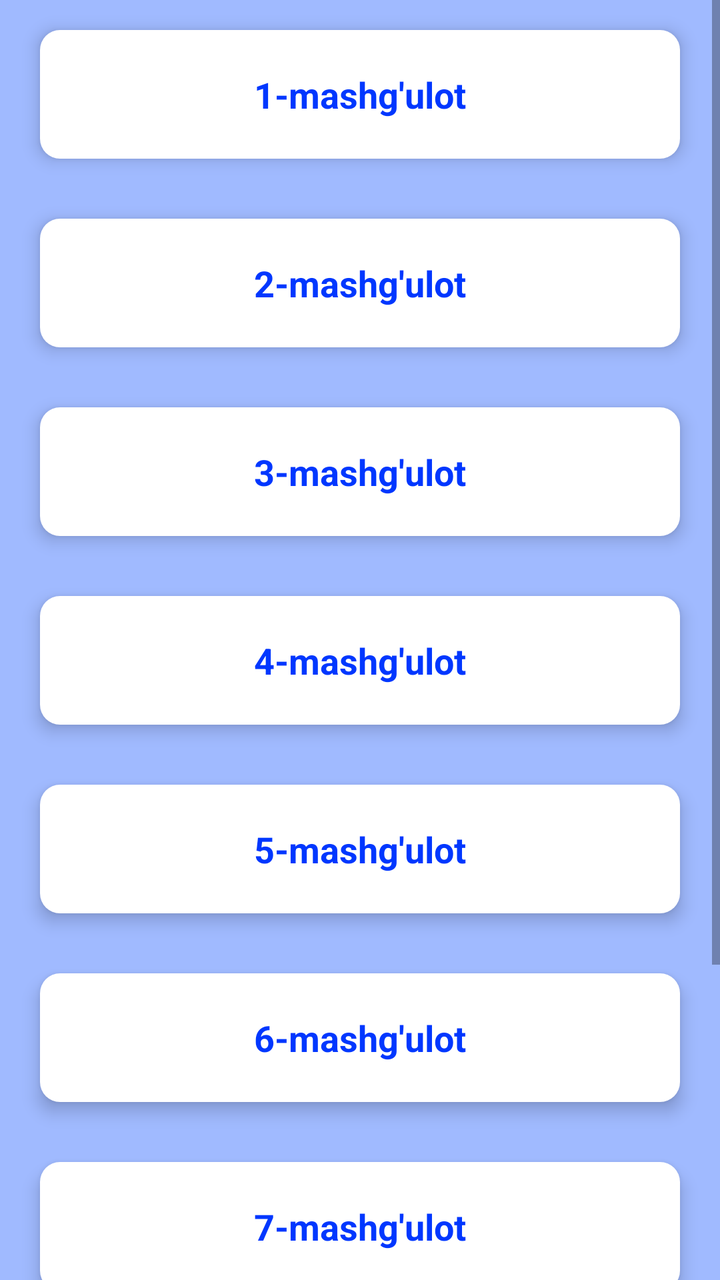
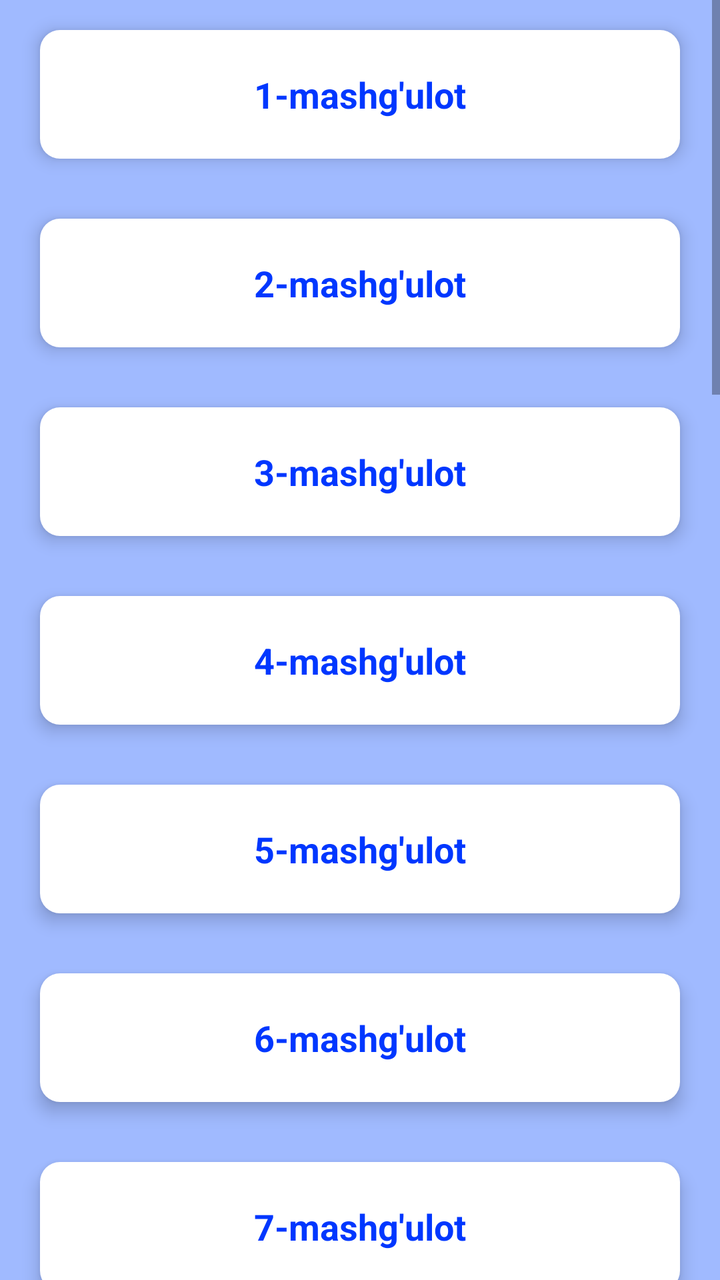

Compare the two renders of this Android layout. The source of the first and the diff that turns it into the second are given below.
<!-- AndroidManifest.xml: application theme Theme.QurilishdaAT -->
<!-- res/layout/activity_amaliy_list.xml -->
<?xml version="1.0" encoding="utf-8"?>
<ScrollView
    xmlns:android="http://schemas.android.com/apk/res/android"
    android:id="@+id/main"
    android:layout_width="match_parent"
    android:layout_height="match_parent"
    android:background="#A0BAFF"
    >
    <LinearLayout
        android:layout_width="match_parent"
        android:layout_height="wrap_content"
        android:orientation="vertical"
        >
        <LinearLayout
            android:id="@+id/mashgulot1"
            android:background="@drawable/borderradiuswhite"
            android:layout_width="match_parent"
            android:layout_height="wrap_content"
            android:layout_marginHorizontal="20dp"
            android:layout_marginVertical="15dp"
            android:padding="20dp"
            android:orientation="vertical"
            android:elevation="5dp"
            >
            <TextView
                android:layout_width="match_parent"
                android:layout_height="wrap_content"
                android:text="1-mashg'ulot"
                android:textColor="#0037FF"
                android:textSize="18sp"
                android:textStyle="bold"
                android:textAlignment="center"
                />
        </LinearLayout>
        <LinearLayout
            android:id="@+id/mashgulot2"
            android:background="@drawable/borderradiuswhite"
            android:layout_width="match_parent"
            android:layout_height="wrap_content"
            android:layout_marginHorizontal="20dp"
            android:layout_marginVertical="15dp"
            android:padding="20dp"
            android:orientation="vertical"
            android:elevation="5dp"
            >
            <TextView
                android:layout_width="match_parent"
                android:layout_height="wrap_content"
                android:text="2-mashg'ulot"
                android:textColor="#0037FF"
                android:textSize="18sp"
                android:textStyle="bold"
                android:textAlignment="center"
                />
        </LinearLayout>
        <LinearLayout
            android:id="@+id/mashgulot3"
            android:background="@drawable/borderradiuswhite"
            android:layout_width="match_parent"
            android:layout_height="wrap_content"
            android:layout_marginHorizontal="20dp"
            android:layout_marginVertical="15dp"
            android:padding="20dp"
            android:orientation="vertical"
            android:elevation="5dp"
            >
            <TextView
                android:layout_width="match_parent"
                android:layout_height="wrap_content"
                android:text="3-mashg'ulot"
                android:textColor="#0037FF"
                android:textSize="18sp"
                android:textStyle="bold"
                android:textAlignment="center"
                />
        </LinearLayout>
        <LinearLayout
            android:id="@+id/mashgulot4"
            android:background="@drawable/borderradiuswhite"
            android:layout_width="match_parent"
            android:layout_height="wrap_content"
            android:layout_marginHorizontal="20dp"
            android:layout_marginVertical="15dp"
            android:padding="20dp"
            android:orientation="vertical"
            android:elevation="5dp"
            >
            <TextView
                android:layout_width="match_parent"
                android:layout_height="wrap_content"
                android:text="4-mashg'ulot"
                android:textColor="#0037FF"
                android:textSize="18sp"
                android:textStyle="bold"
                android:textAlignment="center"
                />
        </LinearLayout>
        <LinearLayout
            android:id="@+id/mashgulot5"
            android:background="@drawable/borderradiuswhite"
            android:layout_width="match_parent"
            android:layout_height="wrap_content"
            android:layout_marginHorizontal="20dp"
            android:layout_marginVertical="15dp"
            android:padding="20dp"
            android:orientation="vertical"
            android:elevation="5dp"
            >
            <TextView
                android:layout_width="match_parent"
                android:layout_height="wrap_content"
                android:text="5-mashg'ulot"
                android:textColor="#0037FF"
                android:textSize="18sp"
                android:textStyle="bold"
                android:textAlignment="center"
                />
        </LinearLayout>
        <LinearLayout
            android:id="@+id/mashgulot6"
            android:background="@drawable/borderradiuswhite"
            android:layout_width="match_parent"
            android:layout_height="wrap_content"
            android:layout_marginHorizontal="20dp"
            android:layout_marginVertical="15dp"
            android:padding="20dp"
            android:orientation="vertical"
            android:elevation="5dp"
            >
            <TextView
                android:layout_width="match_parent"
                android:layout_height="wrap_content"
                android:text="6-mashg'ulot"
                android:textColor="#0037FF"
                android:textSize="18sp"
                android:textStyle="bold"
                android:textAlignment="center"
                />
        </LinearLayout>
        <LinearLayout
            android:id="@+id/mashgulot7"
            android:background="@drawable/borderradiuswhite"
            android:layout_width="match_parent"
            android:layout_height="wrap_content"
            android:layout_marginHorizontal="20dp"
            android:layout_marginVertical="15dp"
            android:padding="20dp"
            android:orientation="vertical"
            android:elevation="5dp"
            >
            <TextView
                android:layout_width="match_parent"
                android:layout_height="wrap_content"
                android:text="7-mashg'ulot"
                android:textColor="#0037FF"
                android:textSize="18sp"
                android:textStyle="bold"
                android:textAlignment="center"
                />
        </LinearLayout>
        <LinearLayout
            android:id="@+id/mashgulot8"
            android:background="@drawable/borderradiuswhite"
            android:layout_width="match_parent"
            android:layout_height="wrap_content"
            android:layout_marginHorizontal="20dp"
            android:layout_marginVertical="15dp"
            android:padding="20dp"
            android:orientation="vertical"
            android:elevation="5dp"
            >
            <TextView
                android:layout_width="match_parent"
                android:layout_height="wrap_content"
                android:text="8-mashg'ulot"
                android:textColor="#0037FF"
                android:textSize="18sp"
                android:textStyle="bold"
                android:textAlignment="center"
                />
        </LinearLayout>
        <LinearLayout
            android:id="@+id/mashgulot9"
            android:background="@drawable/borderradiuswhite"
            android:layout_width="match_parent"
            android:layout_height="wrap_content"
            android:layout_marginHorizontal="20dp"
            android:layout_marginVertical="15dp"
            android:padding="20dp"
            android:orientation="vertical"
            android:elevation="5dp"
            >
            <TextView
                android:layout_width="match_parent"
                android:layout_height="wrap_content"
                android:text="9-mashg'ulot"
                android:textColor="#0037FF"
                android:textSize="18sp"
                android:textStyle="bold"
                android:textAlignment="center"
                />
        </LinearLayout>
    </LinearLayout>
</ScrollView>
<!-- resources referenced by this layout -->
<resources>
  <!-- drawable borderradiuswhite (drawable) -->
  <?xml version="1.0" encoding="utf-8"?>
  <selector xmlns:android="http://schemas.android.com/apk/res/android">
      <item>
          <shape>
              <corners android:radius="10dp"/>
              <solid android:color="#FFF"/>
          </shape>
      </item>
  </selector>
  <style name="Theme.QurilishdaAT" parent="Theme.MaterialComponents.DayNight.DarkActionBar">
          
          <item name="colorPrimary">@color/purple_500</item>
          <item name="colorPrimaryVariant">@color/purple_700</item>
          <item name="colorOnPrimary">@color/white</item>
          
          <item name="colorSecondary">@color/teal_200</item>
          <item name="colorSecondaryVariant">@color/teal_700</item>
          <item name="colorOnSecondary">@color/black</item>
          
          <item name="android:statusBarColor">?attr/colorPrimaryVariant</item>
          
      </style>
  <color name="purple_500">#08178C</color>
  <color name="purple_700">#FF3700B3</color>
  <color name="white">#FFFFFFFF</color>
  <color name="teal_200">#FF03DAC5</color>
  <color name="teal_700">#FF018786</color>
  <color name="black">#FF000000</color>
</resources>

<!-- the commit's change to res/layout/activity_amaliy_list.xml (unified diff, before → after) -->
@@ -200,5 +200,278 @@
                 android:textAlignment="center"
                 />
         </LinearLayout>
+        <LinearLayout
+            android:id="@+id/mashgulot10"
+            android:background="@drawable/borderradiuswhite"
+            android:layout_width="match_parent"
+            android:layout_height="wrap_content"
+            android:layout_marginHorizontal="20dp"
+            android:layout_marginVertical="15dp"
+            android:padding="20dp"
+            android:orientation="vertical"
+            android:elevation="5dp"
+            >
+            <TextView
+                android:layout_width="match_parent"
+                android:layout_height="wrap_content"
+                android:text="10-mashg'ulot"
+                android:textColor="#0037FF"
+                android:textSize="18sp"
+                android:textStyle="bold"
+                android:textAlignment="center"
+                />
+        </LinearLayout>
+        <LinearLayout
+            android:id="@+id/mashgulot11"
+            android:background="@drawable/borderradiuswhite"
+            android:layout_width="match_parent"
+            android:layout_height="wrap_content"
+            android:layout_marginHorizontal="20dp"
+            android:layout_marginVertical="15dp"
+            android:padding="20dp"
+            android:orientation="vertical"
+            android:elevation="5dp"
+            >
+            <TextView
+                android:layout_width="match_parent"
+                android:layout_height="wrap_content"
+                android:text="11-mashg'ulot"
+                android:textColor="#0037FF"
+                android:textSize="18sp"
+                android:textStyle="bold"
+                android:textAlignment="center"
+                />
+        </LinearLayout>
+        <LinearLayout
+            android:id="@+id/mashgulot12"
+            android:background="@drawable/borderradiuswhite"
+            android:layout_width="match_parent"
+            android:layout_height="wrap_content"
+            android:layout_marginHorizontal="20dp"
+            android:layout_marginVertical="15dp"
+            android:padding="20dp"
+            android:orientation="vertical"
+            android:elevation="5dp"
+            >
+            <TextView
+                android:layout_width="match_parent"
+                android:layout_height="wrap_content"
+                android:text="12-mashg'ulot"
+                android:textColor="#0037FF"
+                android:textSize="18sp"
+                android:textStyle="bold"
+                android:textAlignment="center"
+                />
+        </LinearLayout>
+        <LinearLayout
+            android:id="@+id/mashgulot13"
+            android:background="@drawable/borderradiuswhite"
+            android:layout_width="match_parent"
+            android:layout_height="wrap_content"
+            android:layout_marginHorizontal="20dp"
+            android:layout_marginVertical="15dp"
+            android:padding="20dp"
+            android:orientation="vertical"
+            android:elevation="5dp"
+            >
+            <TextView
+                android:layout_width="match_parent"
+                android:layout_height="wrap_content"
+                android:text="13-mashg'ulot"
+                android:textColor="#0037FF"
+                android:textSize="18sp"
+                android:textStyle="bold"
+                android:textAlignment="center"
+                />
+        </LinearLayout>
+        <LinearLayout
+            android:id="@+id/mashgulot14"
+            android:background="@drawable/borderradiuswhite"
+            android:layout_width="match_parent"
+            android:layout_height="wrap_content"
+            android:layout_marginHorizontal="20dp"
+            android:layout_marginVertical="15dp"
+            android:padding="20dp"
+            android:orientation="vertical"
+            android:elevation="5dp"
+            >
+            <TextView
+                android:layout_width="match_parent"
+                android:layout_height="wrap_content"
+                android:text="14-mashg'ulot"
+                android:textColor="#0037FF"
+                android:textSize="18sp"
+                android:textStyle="bold"
+                android:textAlignment="center"
+                />
+        </LinearLayout>
+        <LinearLayout
+            android:id="@+id/mashgulot15"
+            android:background="@drawable/borderradiuswhite"
+            android:layout_width="match_parent"
+            android:layout_height="wrap_content"
+            android:layout_marginHorizontal="20dp"
+            android:layout_marginVertical="15dp"
+            android:padding="20dp"
+            android:orientation="vertical"
+            android:elevation="5dp"
+            >
+            <TextView
+                android:layout_width="match_parent"
+                android:layout_height="wrap_content"
+                android:text="15-mashg'ulot"
+                android:textColor="#0037FF"
+                android:textSize="18sp"
+                android:textStyle="bold"
+                android:textAlignment="center"
+                />
+        </LinearLayout>
+        <LinearLayout
+            android:id="@+id/mashgulot16"
+            android:background="@drawable/borderradiuswhite"
+            android:layout_width="match_parent"
+            android:layout_height="wrap_content"
+            android:layout_marginHorizontal="20dp"
+            android:layout_marginVertical="15dp"
+            android:padding="20dp"
+            android:orientation="vertical"
+            android:elevation="5dp"
+            >
+            <TextView
+                android:layout_width="match_parent"
+                android:layout_height="wrap_content"
+                android:text="16-mashg'ulot"
+                android:textColor="#0037FF"
+                android:textSize="18sp"
+                android:textStyle="bold"
+                android:textAlignment="center"
+                />
+        </LinearLayout>
+        <LinearLayout
+            android:id="@+id/mashgulot17"
+            android:background="@drawable/borderradiuswhite"
+            android:layout_width="match_parent"
+            android:layout_height="wrap_content"
+            android:layout_marginHorizontal="20dp"
+            android:layout_marginVertical="15dp"
+            android:padding="20dp"
+            android:orientation="vertical"
+            android:elevation="5dp"
+            >
+            <TextView
+                android:layout_width="match_parent"
+                android:layout_height="wrap_content"
+                android:text="17-mashg'ulot"
+                android:textColor="#0037FF"
+                android:textSize="18sp"
+                android:textStyle="bold"
+                android:textAlignment="center"
+                />
+        </LinearLayout>
+        <LinearLayout
+            android:id="@+id/mashgulot18"
+            android:background="@drawable/borderradiuswhite"
+            android:layout_width="match_parent"
+            android:layout_height="wrap_content"
+            android:layout_marginHorizontal="20dp"
+            android:layout_marginVertical="15dp"
+            android:padding="20dp"
+            android:orientation="vertical"
+            android:elevation="5dp"
+            >
+            <TextView
+                android:layout_width="match_parent"
+                android:layout_height="wrap_content"
+                android:text="18-mashg'ulot"
+                android:textColor="#0037FF"
+                android:textSize="18sp"
+                android:textStyle="bold"
+                android:textAlignment="center"
+                />
+        </LinearLayout>
+        <LinearLayout
+            android:id="@+id/mashgulot19"
+            android:background="@drawable/borderradiuswhite"
+            android:layout_width="match_parent"
+            android:layout_height="wrap_content"
+            android:layout_marginHorizontal="20dp"
+            android:layout_marginVertical="15dp"
+            android:padding="20dp"
+            android:orientation="vertical"
+            android:elevation="5dp"
+            >
+            <TextView
+                android:layout_width="match_parent"
+                android:layout_height="wrap_content"
+                android:text="19-mashg'ulot"
+                android:textColor="#0037FF"
+                android:textSize="18sp"
+                android:textStyle="bold"
+                android:textAlignment="center"
+                />
+        </LinearLayout>
+        <LinearLayout
+            android:id="@+id/mashgulot20"
+            android:background="@drawable/borderradiuswhite"
+            android:layout_width="match_parent"
+            android:layout_height="wrap_content"
+            android:layout_marginHorizontal="20dp"
+            android:layout_marginVertical="15dp"
+            android:padding="20dp"
+            android:orientation="vertical"
+            android:elevation="5dp"
+            >
+            <TextView
+                android:layout_width="match_parent"
+                android:layout_height="wrap_content"
+                android:text="20-mashg'ulot"
+                android:textColor="#0037FF"
+                android:textSize="18sp"
+                android:textStyle="bold"
+                android:textAlignment="center"
+                />
+        </LinearLayout>
+        <LinearLayout
+            android:id="@+id/mashgulot21"
+            android:background="@drawable/borderradiuswhite"
+            android:layout_width="match_parent"
+            android:layout_height="wrap_content"
+            android:layout_marginHorizontal="20dp"
+            android:layout_marginVertical="15dp"
+            android:padding="20dp"
+            android:orientation="vertical"
+            android:elevation="5dp"
+            >
+            <TextView
+                android:layout_width="match_parent"
+                android:layout_height="wrap_content"
+                android:text="21-mashg'ulot"
+                android:textColor="#0037FF"
+                android:textSize="18sp"
+                android:textStyle="bold"
+                android:textAlignment="center"
+                />
+        </LinearLayout>
+        <LinearLayout
+            android:id="@+id/mashgulot22"
+            android:background="@drawable/borderradiuswhite"
+            android:layout_width="match_parent"
+            android:layout_height="wrap_content"
+            android:layout_marginHorizontal="20dp"
+            android:layout_marginVertical="15dp"
+            android:padding="20dp"
+            android:orientation="vertical"
+            android:elevation="5dp"
+            >
+            <TextView
+                android:layout_width="match_parent"
+                android:layout_height="wrap_content"
+                android:text="22-mashg'ulot"
+                android:textColor="#0037FF"
+                android:textSize="18sp"
+                android:textStyle="bold"
+                android:textAlignment="center"
+                />
+        </LinearLayout>
     </LinearLayout>
 </ScrollView>
